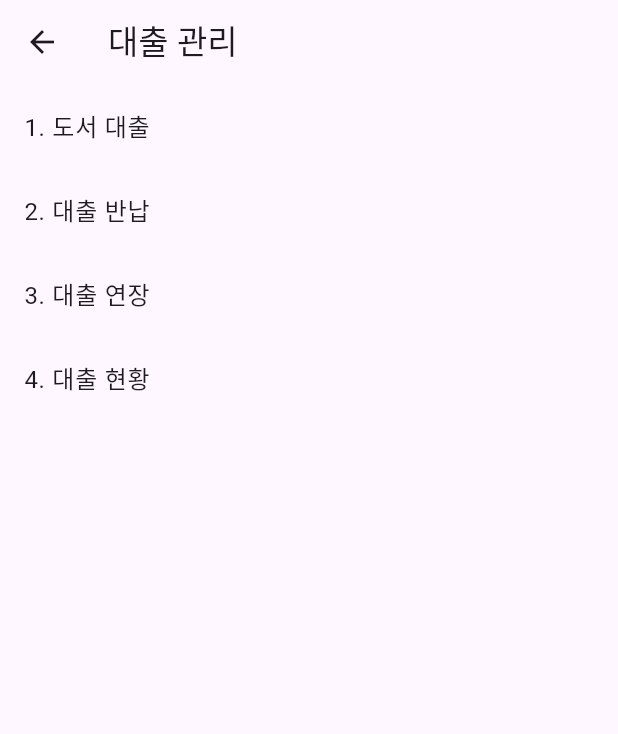
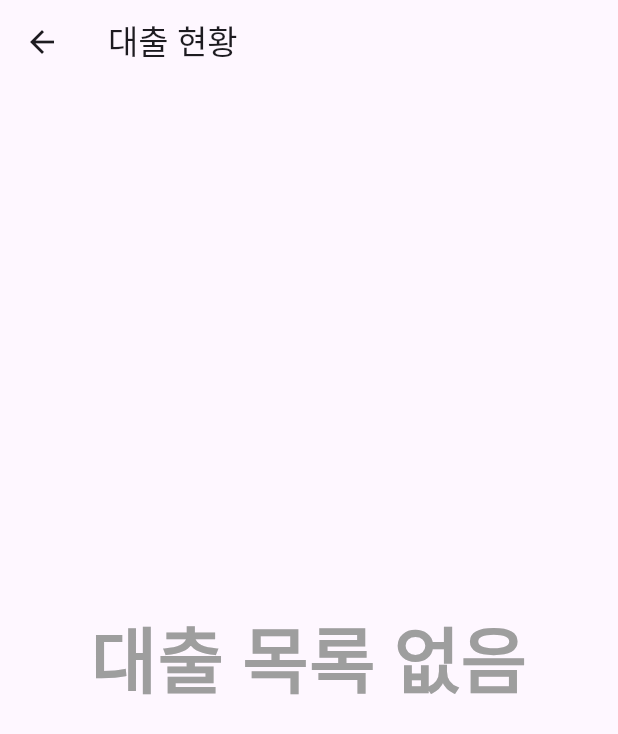
Before and after one commit to dodocap/flutter-library-manager, a Flutter app: the BorrowMainScreen screen opened directly, after a tap on "4. 대출 현황", on a phone screen of 412 x 824 dp. Shown: the top 734 px of the screen. Run offline on Flutter 3.47's test engine with Material 3 defaults, Android fonts, the phone set to English and light mode, and no system bars; our stand-ins replace sticky_headers.

Commit message:
feat: 도서 대출 현황 기능
기본 모델만 표시
memberId와 bookId를 어디서 어떻게 처리할 것인가 고민중

```diff
--- a/lib/common/menu.dart
+++ b/lib/common/menu.dart
@@ -1,6 +1,7 @@
 import 'package:flutter/material.dart';
 import 'package:orm_library_manager/common/common.dart';
 import 'package:orm_library_manager/presenter/book/book_list_screen.dart';
+import 'package:orm_library_manager/presenter/borrow/borrow_list_screen.dart';
 import 'package:orm_library_manager/presenter/borrow/borrow_main_screen.dart';
 import 'package:orm_library_manager/presenter/member/member_list_screen.dart';
 
@@ -9,10 +10,3 @@ final Map<String, Widget> mainMenuMap = {
   '2. 도서 관리': const BookListScreen(mode: ScreenMode.editor),
   '3. 대출 관리': const BorrowMainScreen(),
 };
-
-final Map<String, Widget> borrowMenuMap = {
-  '1. 도서 대출': const MemberListScreen(mode: ScreenMode.selector),
-  '2. 도서 반납': const BorrowMainScreen(),
-  '3. 대출 연장': const BorrowMainScreen(),
-  '4. 대출 현황': const BorrowMainScreen(),
-};
--- a/lib/data/repository_impl/borrow_file_repository.dart
+++ b/lib/data/repository_impl/borrow_file_repository.dart
@@ -57,13 +57,8 @@ class BorrowFileRepository implements BorrowRepository {
 
 
   @override
-  Future<Result<List<BorrowInfo>>> getAllHistory() async {
-    return const Error('');
-  }
-
-  @override
-  Future<Result<List<BorrowInfo>>> getAllBorrows() async {
-    return const Error('');
+  Future<Result<List<BorrowInfo>>> getAll() async {
+    return Success(_borrowList);
   }
 
   @override
--- a/lib/domain/repository/borrow_repository.dart
+++ b/lib/domain/repository/borrow_repository.dart
@@ -4,8 +4,7 @@ import 'package:orm_library_manager/domain/model/borrow_info.dart';
 import 'package:orm_library_manager/domain/model/member.dart';
 
 abstract interface class BorrowRepository {
-  Future<Result<List<BorrowInfo>>> getAllHistory();
-  Future<Result<List<BorrowInfo>>> getAllBorrows();
+  Future<Result<List<BorrowInfo>>> getAll();
   Future<Result<BorrowInfo>> borrowBook(Member member, Book book);
   Future<Result<BorrowInfo>> returnBook(Member member, Book book);
   Future<Result<BorrowInfo>> renewalBook(Member member, Book book);
--- a/lib/domain/usecase/borrow_usecase.dart
+++ b/lib/domain/usecase/borrow_usecase.dart
@@ -14,4 +14,21 @@ class BorrowUseCase {
   Future<Result<BorrowInfo>> borrowBook(Member member, Book book) {
     return borrowRepository.borrowBook(member, book);
   }
+
+  Future<Result<List<BorrowInfo>>> getBorrowList({required bool containFinish}) async {
+    Result<List<BorrowInfo>> result = await borrowRepository.getAll();
+
+    switch (result) {
+      case Success<List<BorrowInfo>>(:final data):
+
+        if(!containFinish) {
+          final List<BorrowInfo> newList = result.data.toList()..removeWhere((element) => element.isFinished);
+          return Success(newList);
+        }
+        return result;
+
+      case Error(:final error):
+        return Error(error);
+    }
+  }
 }
--- /dev/null
+++ b/lib/presenter/borrow/borrow_list_screen.dart
@@ -0,0 +1,160 @@
+import 'package:flutter/material.dart';
+import 'package:orm_library_manager/common/constants.dart';
+import 'package:orm_library_manager/common/repositories.dart';
+import 'package:orm_library_manager/common/result.dart';
+import 'package:orm_library_manager/domain/model/borrow_info.dart';
+import 'package:orm_library_manager/domain/usecase/book_usecase.dart';
+import 'package:orm_library_manager/domain/usecase/borrow_usecase.dart';
+import 'package:orm_library_manager/domain/usecase/member_usecase.dart';
+import 'package:sticky_headers/sticky_headers/widget.dart';
+
+class BorrowListScreen extends StatefulWidget {
+  const BorrowListScreen({super.key});
+
+  @override
+  State<BorrowListScreen> createState() => _BorrowListScreenState();
+}
+
+class _BorrowListScreenState extends State<BorrowListScreen> {
+  final BorrowUseCase _borrowUseCase = BorrowUseCase(borrowRepository: borrowRepository);
+  final BookUseCase _bookUseCase = BookUseCase(bookRepository: bookRepository);
+  final MemberUseCase _memberUseCase = MemberUseCase(memberRepository: memberRepository);
+
+  List<BorrowInfo> _borrowList = [];
+  bool _sortAscending = true;
+  int _sortColumnIndex = 0;
+
+  @override
+  void initState() {
+    _loadBorrowList();
+
+    super.initState();
+  }
+
+  Future<void> _loadBorrowList() async {
+    Result<List<BorrowInfo>> result = await _borrowUseCase.getBorrowList(containFinish: true);
+    switch (result) {
+      case Success<List<BorrowInfo>>(:final data):
+        setState(() {
+          _borrowList = data;
+        });
+        break;
+      case Error(:final error):
+        break;
+    }
+  }
+
+  @override
+  Widget build(BuildContext context) {
+    return Scaffold(
+      appBar: AppBar(
+        title: Text('대출 현황'),
+      ),
+      body: _borrowList.isEmpty
+        ? const Center(child: Text('대출 목록 없음', style: TextStyle(fontSize: 48, fontWeight: FontWeight.bold, color: Colors.grey)))
+        : SingleChildScrollView(
+        scrollDirection: Axis.horizontal,
+        child: StickyHeader(
+          header: DataTable(
+            columnSpacing: 0,
+            horizontalMargin: 0,
+            sortAscending: _sortAscending,
+            sortColumnIndex: _sortColumnIndex,
+            showBottomBorder: true,
+            columns: borrowFileRowStringList.map((e) {
+              return DataColumn(
+                label: SizedBox(
+                    width: 102,
+                    child: Text(e, textAlign: TextAlign.center)
+                ),
+                onSort: (columnIndex, ascending) {
+                  _sortColumnIndex = columnIndex;
+                  _sortAscending = ascending;
+                  _onSortColumn(columnIndex);
+                },
+              );
+            }).toList(),
+            rows: List.empty(),
+          ),
+          content: SingleChildScrollView(
+            child: DataTable(
+              columnSpacing: 0,
+              horizontalMargin: 0,
+              headingRowHeight: 0,
+              columns: List.generate(5, (index) => const DataColumn(label: Spacer())),
+              rows: _borrowList.map((borrowInfo) {
+                return DataRow(
+                    cells: [
+                      DataCell(SizedBox(
+                        width: 120,
+                        child: Text(borrowInfo.id.toString(), textAlign: TextAlign.center),
+                      )),
+                      DataCell(SizedBox(
+                        width: 120,
+                        child: Text(borrowInfo.memberId.toString(), textAlign: TextAlign.center),
+                      )),
+                      DataCell(SizedBox(
+                        width: 120,
+                        child: Text(_getFormattedDate(borrowInfo.borrowDate), textAlign: TextAlign.center),
+                      )),
+                      DataCell(SizedBox(
+                        width: 120,
+                        child: Text(_getFormattedDate(borrowInfo.expireDate), textAlign: TextAlign.center),
+                      )),
+                      DataCell(SizedBox(
+                        width: 120,
+                        child: Text(borrowInfo.returnDate != 'null'
+                            ? _getFormattedDate(borrowInfo.returnDate!)
+                            : '미반납', textAlign: TextAlign.center),
+                      )),
+                    ],
+                    onLongPress: () {
+
+                    });
+              }).toList(),
+            ),
+          ),
+        ),
+      ),
+    );
+  }
+  void _onSortColumn(int columnIndex) {
+    setState(() {
+      switch (columnIndex) {
+        case 0:
+          // _borrowList.sort((a, b) => _sortStringColumn(a.name, b.name));
+          break;
+        case 1:
+          // _borrowList.sort((a, b) => _sortStringColumn(a.publishDate, b.publishDate));
+          break;
+        case 2:
+          // _borrowList.sort((a, b) => _sortStringColumn(a.isbn, b.isbn));
+          break;
+        case 3:
+          // _borrowList.sort((a, b) => _sortStringColumn(a.isBorrowed.toString(), b.isBorrowed.toString()));
+          break;
+        case 4:
+          // _borrowList.sort((a, b) => _sortStringColumn(a.price, b.price));
+          break;
+      }
+
+      if (!_sortAscending) {
+        _borrowList = _borrowList.reversed.toList();
+      }
+    });
+  }
+
+  int _sortStringColumn(String a, String b) {
+    final aValue = _sortAscending ? a.toLowerCase() : a.toUpperCase();
+    final bValue = _sortAscending ? b.toLowerCase() : b.toUpperCase();
+    return aValue.compareTo(bValue);
+  }
+
+  String _getFormattedDate(String date) {
+    String year = date.substring(0, 4);
+    String month = date.substring(4, 6);
+    String day = date.substring(6, 8);
+
+    return '$year-$month-$day';
+  }
+}
--- a/lib/presenter/borrow/borrow_main_screen.dart
+++ b/lib/presenter/borrow/borrow_main_screen.dart
@@ -1,5 +1,6 @@
 import 'package:flutter/material.dart';
 import 'package:orm_library_manager/common/common.dart';
+import 'package:orm_library_manager/presenter/borrow/borrow_list_screen.dart';
 import 'package:orm_library_manager/presenter/member/member_list_screen.dart';
 
 class BorrowMainScreen extends StatefulWidget {
@@ -42,7 +43,10 @@ class _BorrowMainScreenState extends State<BorrowMainScreen> {
           ListTile(
             title: const Text('4. 대출 현황'),
             onTap: () {
-
+              Navigator.push(
+                context,
+                MaterialPageRoute(builder: (context) => const BorrowListScreen()),
+              );
             },
           ),
         ],
```
Also changed, not shown: lib/data/repository_impl/borrow_memory_repository.dart (+1 -8 lines).
